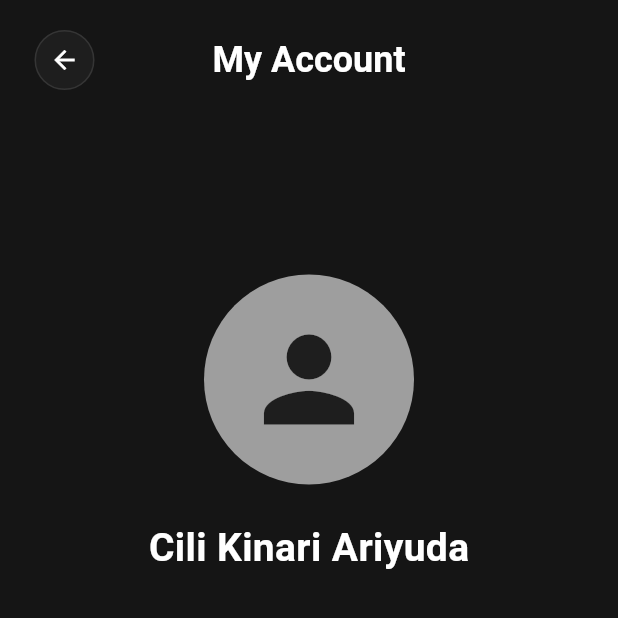
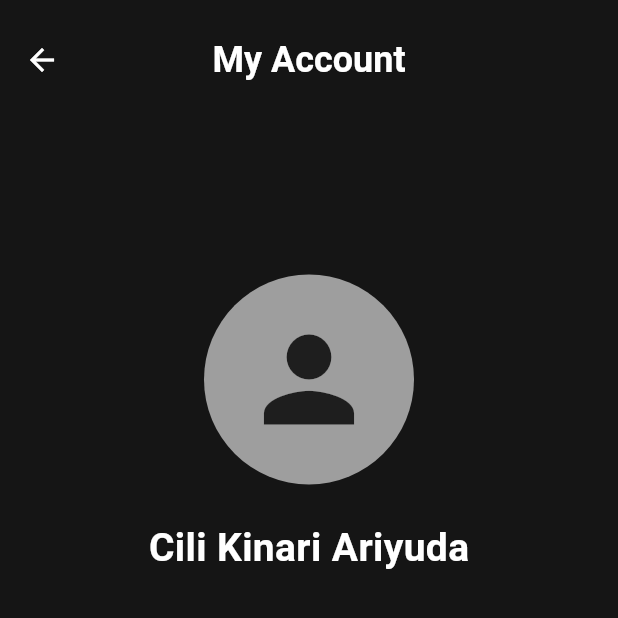
Before and after one commit to cilikinari/booking_tickets, a Flutter app: the ProfileScreen screen opened directly, on a phone screen of 412 x 824 dp, the top half of it. Run offline on Flutter 3.47's test engine with Material 3 defaults, Android fonts, the phone set to English and light mode, and no system bars.

Commit message:
refactor: Simplify ProfileScreen by removing custom back button and unused logout dialog function

```diff
--- a/lib/screens/profile_screen.dart
+++ b/lib/screens/profile_screen.dart
@@ -3,14 +3,10 @@ import '../utils/constants.dart';
 import '../widgets/bottom_nav.dart';
 import 'home_screen.dart';
 import 'history_screen.dart';
-
-// Import file dialog yang baru dibuat (sesuaikan path-nya ya)
 import '../widgets/logout_dialog.dart';
 
 class ProfileScreen extends StatelessWidget {
   const ProfileScreen({super.key});
-
-  // Fungsi _showLogoutDialog SUDAH DIHAPUS dari sini 🎉
 
   @override
   Widget build(BuildContext context) {
@@ -20,30 +16,8 @@ class ProfileScreen extends StatelessWidget {
         backgroundColor: Colors.transparent,
         elevation: 0,
         toolbarHeight: 80,
-        leadingWidth: 70,
-        leading: Padding(
-          padding: const EdgeInsets.only(left: 16.0),
-          child: Center(
-            child: Container(
-              width: 40,
-              height: 40,
-              decoration: BoxDecoration(
-                color: const Color(0xFF1E1E1E),
-                shape: BoxShape.circle,
-                border: Border.all(color: Colors.white10),
-              ),
-              child: IconButton(
-                padding: EdgeInsets.zero,
-                icon: const Icon(
-                  Icons.arrow_back,
-                  color: Colors.white,
-                  size: 20,
-                ),
-                onPressed: () => Navigator.pop(context),
-              ),
-            ),
-          ),
-        ),
+        // Menggunakan BackButton bawaan Flutter langsung di leading AppBar
+        leading: const BackButton(color: Colors.white),
         title: const Text(
           'My Account',
           style: TextStyle(
@@ -164,7 +138,6 @@ class ProfileScreen extends StatelessWidget {
       children: [
         GestureDetector(
           onTap: () {
-            // Memanggil pop-up dengan widget yang sudah dipisah
             showDialog(
               context: context,
               builder: (context) => const LogoutDialog(),
```
